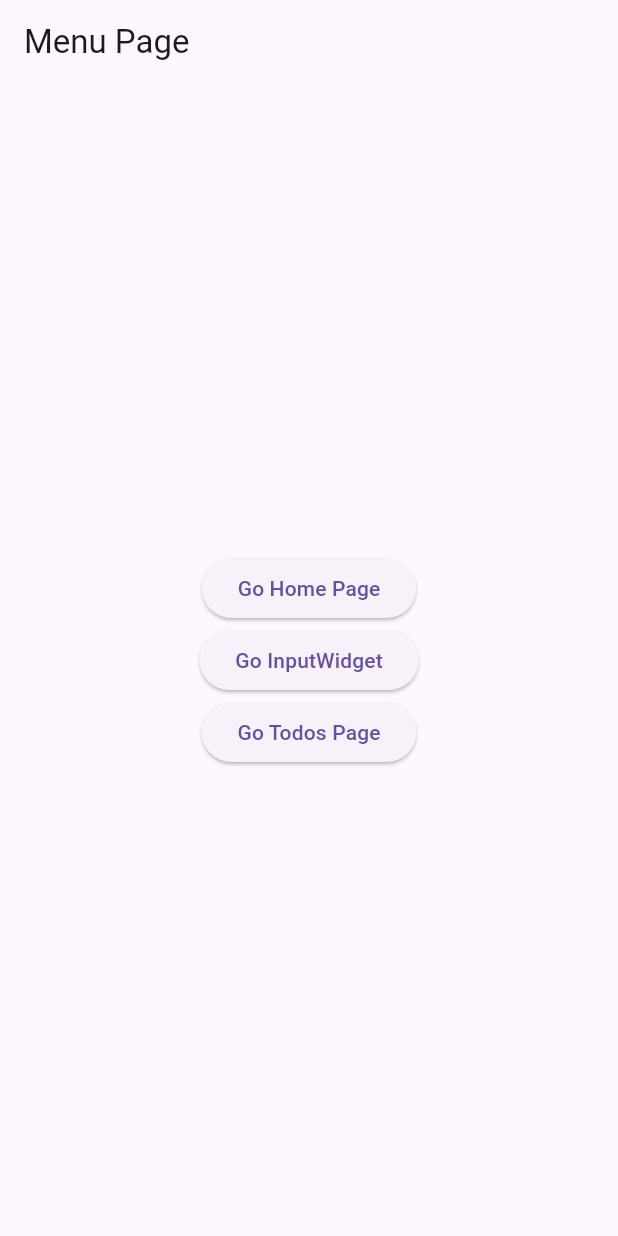
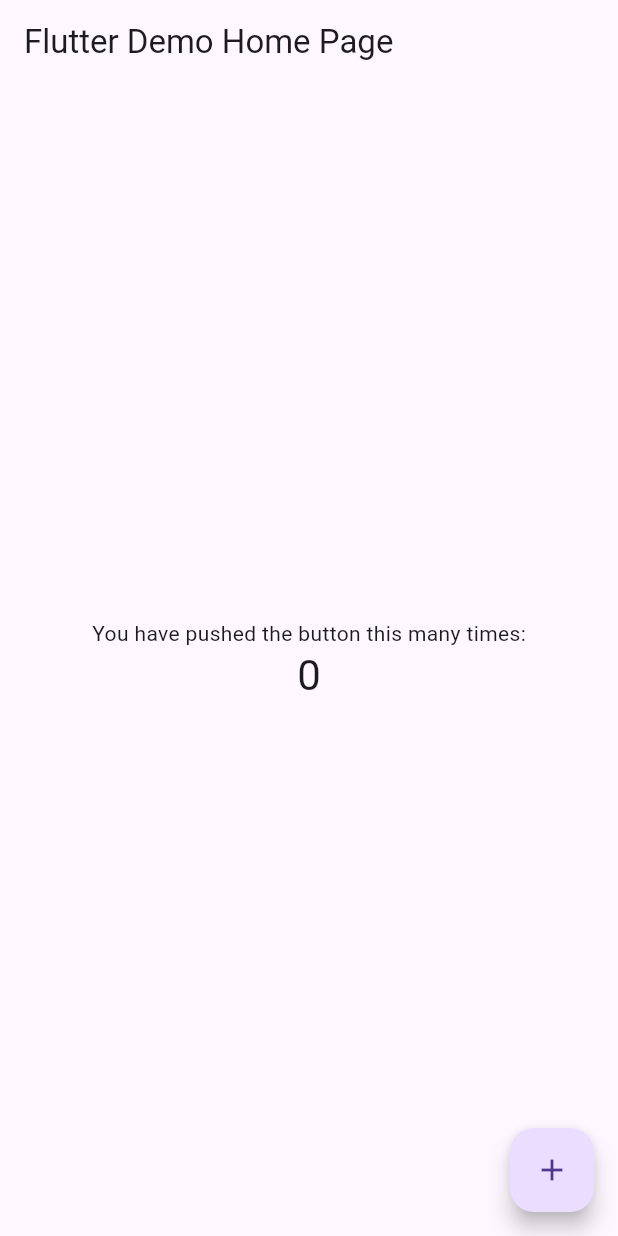
Before and after one commit to tuan-708/Flutter_Practice, a Flutter app: the screen it shows after launch, on a phone screen of 412 x 824 dp. Run offline on Flutter 3.47's test engine with Material 3 defaults, Android fonts, the phone set to English and light mode, and no system bars.

Commit message:
<Tuan> app provider

```diff
--- /dev/null
+++ b/lib/app_provider.dart
@@ -0,0 +1,14 @@
+import 'package:flutter/foundation.dart';
+
+class AppProvider extends ChangeNotifier {
+  int _counter = 0;
+
+  int get counter => this._counter;
+
+  set counter(int value) => this._counter = value;
+
+  void incrementCounter() {
+    _counter++;
+    notifyListeners();
+  }
+}
--- a/lib/main.dart
+++ b/lib/main.dart
@@ -1,10 +1,64 @@
 import 'package:flutter/material.dart';
-import 'package:flutter_application_2/menu_page.dart';
+import 'package:flutter_application_2/app_provider.dart';
+import 'package:provider/provider.dart';
 
 void main() {
-  runApp(
-      MaterialApp(
+  runApp(ChangeNotifierProvider(
+      create: (context) => AppProvider(), child: const MyApp()));
+}
+
+class MyApp extends StatelessWidget {
+  const MyApp({super.key});
+
+  @override
+  Widget build(BuildContext context) {
+    return MaterialApp(
         debugShowCheckedModeBanner: false,
-        home: MenuPage()
-  ));
+        home: const MyHomePage(title: 'Flutter Demo Home Page'));
+  }
 }
+
+class MyHomePage extends StatefulWidget {
+  final String title;
+
+  const MyHomePage({
+    super.key,
+    required this.title,
+  });
+
+  @override
+  State<MyHomePage> createState() => _MyHomePageState();
+}
+
+class _MyHomePageState extends State<MyHomePage> {
+  @override
+  Widget build(BuildContext context) {
+    return Scaffold(
+      appBar: AppBar(
+        title: Text(widget.title),
+      ),
+      body: Center(
+        child: Column(
+          mainAxisAlignment: MainAxisAlignment.center,
+          children: [
+            const Text(
+              'You have pushed the button this many times:',
+            ),
+            Consumer<AppProvider>(
+              builder: (context, provider, child) => Text(
+                '${provider.counter}',
+                style: Theme.of(context).textTheme.headlineMedium,
+              ),
+            ),
+          ],
+        ),
+      ),
+      floatingActionButton: FloatingActionButton(
+        onPressed:
+            Provider.of<AppProvider>(context, listen: false).incrementCounter,
+        tooltip: 'Increment',
+        child: const Icon(Icons.add),
+      ),
+    );
+  }
+}
--- a/pubspec.yaml
+++ b/pubspec.yaml
@@ -35,6 +35,8 @@ dependencies:
   # The following adds the Cupertino Icons font to your application.
   # Use with the CupertinoIcons class for iOS style icons.
   cupertino_icons: ^1.0.2
+  provider: ^6.1.2
+  intl: any
 
 dev_dependencies:
   flutter_test:
```
